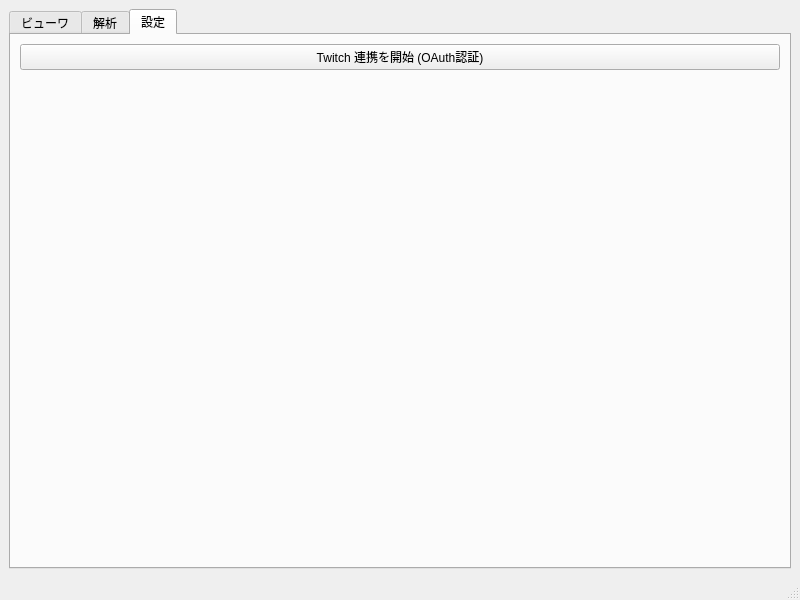
Above: src/MainWindow.ui from BLUE000/TwitchCommentViewer before the change. Below: the same form after it.
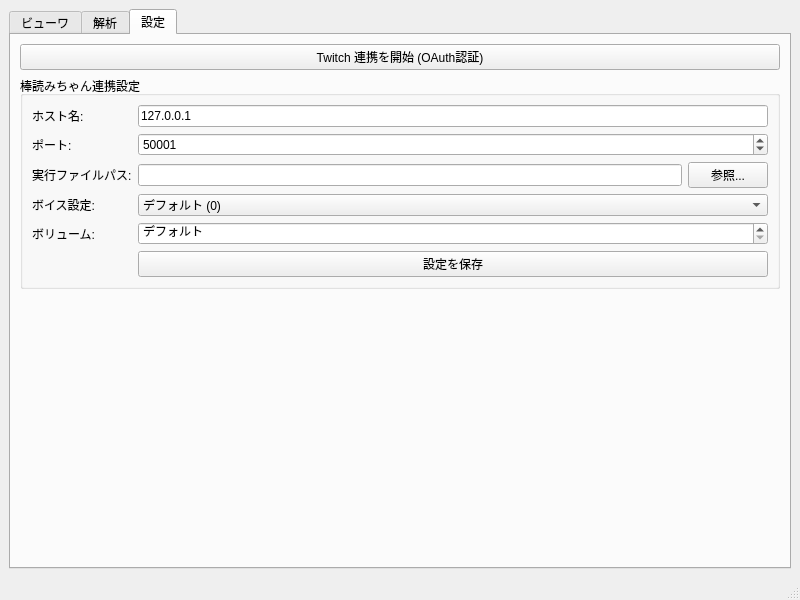
That is the form after the change. The open tabs and pages were chosen to show the change.

Commit message: feat: add Bouyomi-chan configuration UI and wire it to backend

The edit to the form file:
```diff
--- a/src/MainWindow.ui
+++ b/src/MainWindow.ui
@@ -52,6 +52,89 @@
           </property>
          </widget>
         </item>
+        <item>
+         <widget class="QGroupBox" name="groupBoxBouyomi">
+          <property name="title">
+           <string>棒読みちゃん連携設定</string>
+          </property>
+          <layout class="QFormLayout" name="formLayout">
+           <item row="0" column="0">
+            <widget class="QLabel" name="labelHost">
+             <property name="text"><string>ホスト名:</string></property>
+            </widget>
+           </item>
+           <item row="0" column="1">
+            <widget class="QLineEdit" name="editBouyomiHost">
+             <property name="text"><string>127.0.0.1</string></property>
+            </widget>
+           </item>
+           <item row="1" column="0">
+            <widget class="QLabel" name="labelPort">
+             <property name="text"><string>ポート:</string></property>
+            </widget>
+           </item>
+           <item row="1" column="1">
+            <widget class="QSpinBox" name="spinBouyomiPort">
+             <property name="maximum"><number>65535</number></property>
+             <property name="value"><number>50001</number></property>
+            </widget>
+           </item>
+           <item row="2" column="0">
+            <widget class="QLabel" name="labelExe">
+             <property name="text"><string>実行ファイルパス:</string></property>
+            </widget>
+           </item>
+           <item row="2" column="1">
+            <layout class="QHBoxLayout" name="horizontalLayoutExe">
+             <item>
+              <widget class="QLineEdit" name="editBouyomiExe"/>
+             </item>
+             <item>
+              <widget class="QPushButton" name="btnBrowseBouyomi">
+               <property name="text"><string>参照...</string></property>
+              </widget>
+             </item>
+            </layout>
+           </item>
+           <item row="3" column="0">
+            <widget class="QLabel" name="labelVoice">
+             <property name="text"><string>ボイス設定:</string></property>
+            </widget>
+           </item>
+           <item row="3" column="1">
+            <widget class="QComboBox" name="comboBouyomiVoice">
+             <item><property name="text"><string>デフォルト (0)</string></property></item>
+             <item><property name="text"><string>女性1 (1)</string></property></item>
+             <item><property name="text"><string>女性2 (2)</string></property></item>
+             <item><property name="text"><string>男性1 (3)</string></property></item>
+             <item><property name="text"><string>男性2 (4)</string></property></item>
+             <item><property name="text"><string>中性 (5)</string></property></item>
+             <item><property name="text"><string>ロボット (6)</string></property></item>
+             <item><property name="text"><string>機械1 (7)</string></property></item>
+             <item><property name="text"><string>機械2 (8)</string></property></item>
+            </widget>
+           </item>
+           <item row="4" column="0">
+            <widget class="QLabel" name="labelVolume">
+             <property name="text"><string>ボリューム:</string></property>
+            </widget>
+           </item>
+           <item row="4" column="1">
+            <widget class="QSpinBox" name="spinBouyomiVolume">
+             <property name="minimum"><number>-1</number></property>
+             <property name="maximum"><number>100</number></property>
+             <property name="value"><number>-1</number></property>
+             <property name="specialValueText"><string>デフォルト</string></property>
+            </widget>
+           </item>
+           <item row="5" column="1">
+            <widget class="QPushButton" name="btnSaveBouyomi">
+             <property name="text"><string>設定を保存</string></property>
+            </widget>
+           </item>
+          </layout>
+         </widget>
+        </item>
         <item>
          <spacer name="verticalSpacer">
           <property name="orientation">
```
The commit also changes 7 other files.
